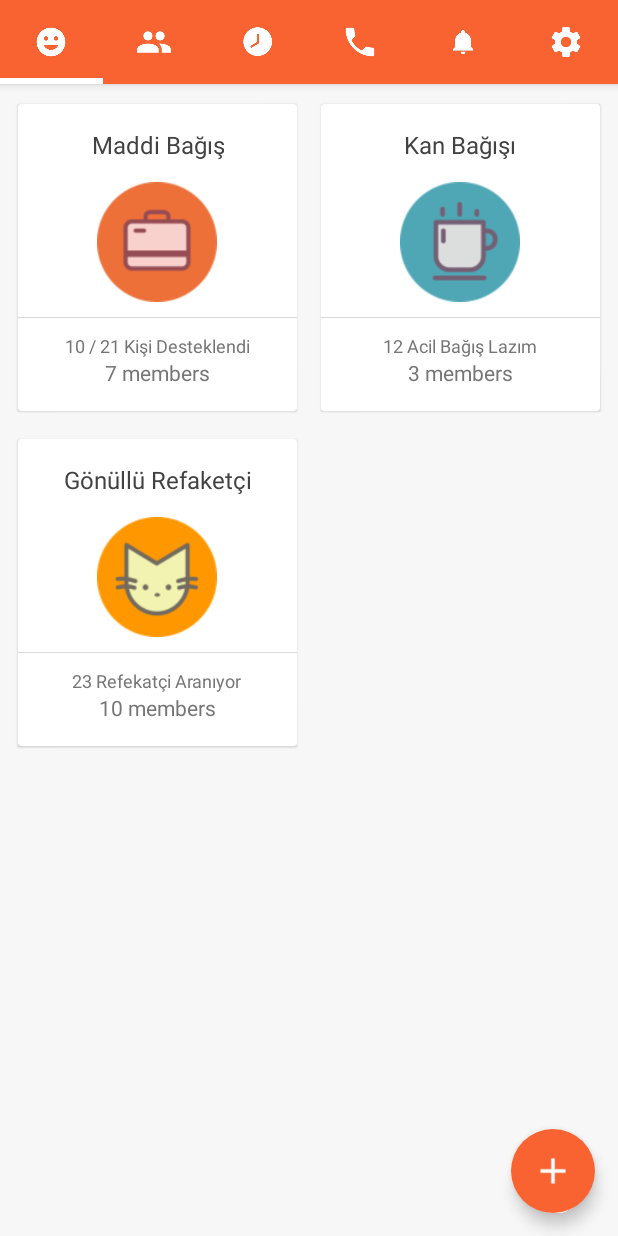
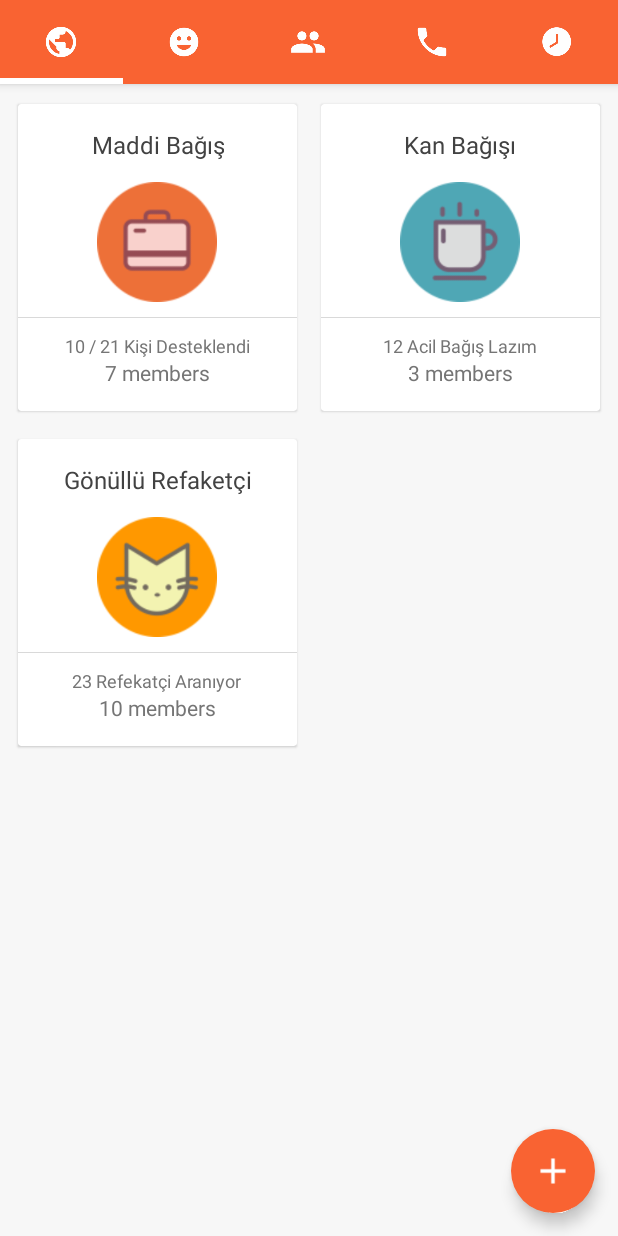
Before and after one commit to berkaybasoz/cankurtaran, an Android app: the screen it shows after launch (ActivityMain), on a phone screen of 412 x 824 dp. Run offline under Robolectric (Android 15) with nearby library versions, the phone set to English and light mode, and no system bars; our stand-ins replace Picasso; libraries missing offline, so code that uses them is left out: com.balysv.materialripple; plain views replace MaterialRippleLayout; pictures from the network do not load; 3 statements that could not run were skipped.

Commit message:
merge oncesi2

```diff
--- a/app/src/main/java/com/app/sample/messenger/ActivityMain.java
+++ b/app/src/main/java/com/app/sample/messenger/ActivityMain.java
@@ -7,14 +7,13 @@ import android.support.design.widget.TabLayout;
 import android.support.v4.view.ViewPager;
 import android.support.v7.app.AppCompatActivity;
 import android.view.View;
-import android.widget.ImageView;
 
 import com.app.sample.messenger.adapter.PageFragmentAdapter;
 import com.app.sample.messenger.data.Tools;
 import com.app.sample.messenger.fragment.PageCallFragment;
+import com.app.sample.messenger.fragment.PageFeedFragment;
 import com.app.sample.messenger.fragment.PageFriendFragment;
 import com.app.sample.messenger.fragment.PageGroupFragment;
-import com.app.sample.messenger.fragment.PageNotifFragment;
 import com.app.sample.messenger.fragment.PageRecentFragment;
 import com.app.sample.messenger.fragment.PageSettingFragment;
 
@@ -27,19 +26,19 @@ public class ActivityMain extends AppCompatActivity {
 
     private PageFragmentAdapter adapter;
 
+    private PageFeedFragment f_feed;
     private PageRecentFragment f_recent;
     private PageCallFragment f_call;
     private PageGroupFragment f_group;
     private PageFriendFragment f_friend;
     private PageSettingFragment f_setting;
-    private PageNotifFragment f_notif;
     private static int[] imageResId = {
             R.drawable.ic_tab_recent,
             R.drawable.ic_tab_call,
             R.drawable.ic_tab_group,
             R.drawable.ic_tab_friends,
             R.drawable.ic_tab_setting,
-            R.drawable.ic_notification
+            R.drawable.ic_feed_dark
     };
 
     @Override
@@ -88,13 +87,16 @@ public class ActivityMain extends AppCompatActivity {
 
     private void setupViewPager(ViewPager viewPager) {
         adapter = new PageFragmentAdapter(getSupportFragmentManager());
+        if (f_feed == null) {
+            f_feed = new PageFeedFragment();
+        }
         if (f_recent == null) {
             f_recent = new PageRecentFragment();
         }
         if (f_call == null) {
             f_call = new PageCallFragment();
         }
-        if (f_group == null) {
+        if (f_group== null) {
             f_group = new PageGroupFragment();
         }
         if (f_friend == null) {
@@ -103,24 +105,22 @@ public class ActivityMain extends AppCompatActivity {
         if (f_setting == null) {
             f_setting = new PageSettingFragment();
         }
-        if (f_notif == null) {
-            f_notif = new PageNotifFragment();
-        }
+
+        adapter.addFragment(f_feed, getString(R.string.tab_feed));
         adapter.addFragment(f_group, getString(R.string.tab_group));
         adapter.addFragment(f_friend, getString(R.string.tab_friend));
         adapter.addFragment(f_recent, getString(R.string.tab_recent));
         adapter.addFragment(f_call, getString(R.string.tab_call));
-        adapter.addFragment(f_notif, "Haberler");
         adapter.addFragment(f_setting, getString(R.string.tab_setting));
         viewPager.setAdapter(adapter);
     }
 
     private void setupTabIcons() {
-        tabLayout.getTabAt(0).setIcon(imageResId[3]);
-        tabLayout.getTabAt(1).setIcon(imageResId[2]);
-        tabLayout.getTabAt(2).setIcon(imageResId[0]);
+        tabLayout.getTabAt(0).setIcon(imageResId[5]);
+        tabLayout.getTabAt(1).setIcon(imageResId[3]);
+        tabLayout.getTabAt(2).setIcon(imageResId[2]);
         tabLayout.getTabAt(3).setIcon(imageResId[1]);
-        tabLayout.getTabAt(4).setIcon(imageResId[5]);
+        tabLayout.getTabAt(4).setIcon(imageResId[0]);
         tabLayout.getTabAt(5).setIcon(imageResId[4]);
     }
 
@@ -129,9 +129,9 @@ public class ActivityMain extends AppCompatActivity {
             @Override
             public void onTabSelected(TabLayout.Tab tab) {
                 int position = tab.getPosition();
-                if (position == 4) {//tab setting
+                if(position == 4){//tab setting
                     fab.hide();
-                } else {
+                }else{
                     fab.show();
                 }
                 viewPager.setCurrentItem(position);
--- a/app/src/main/java/com/app/sample/messenger/data/Constant.java
+++ b/app/src/main/java/com/app/sample/messenger/data/Constant.java
@@ -8,6 +8,7 @@ import android.util.Log;
 import com.app.sample.messenger.R;
 import com.app.sample.messenger.model.Chat;
 import com.app.sample.messenger.model.ChatsDetails;
+import com.app.sample.messenger.model.Feed;
 import com.app.sample.messenger.model.Friend;
 import com.app.sample.messenger.model.Group;
 import com.app.sample.messenger.model.GroupDetails;
@@ -16,7 +17,6 @@ import com.app.sample.messenger.model.Notif;
 import java.text.SimpleDateFormat;
 import java.util.ArrayList;
 import java.util.Calendar;
-import java.util.Collection;
 import java.util.Collections;
 import java.util.List;
 import java.util.Locale;
@@ -167,6 +167,47 @@ public class Constant {
         return rnd.nextBoolean();
     }
 
+    public static List<Feed> getRandomFeed(Context ctx)  {
+        List<Feed> items = new ArrayList<>();
+        List<Friend> friends = getFriendsData(ctx);
+        String rand_date[] = ctx.getResources().getStringArray(R.array.random_date);
+        String rand_lorem[] = getLoremArr(ctx);
+        TypedArray photo = ctx.getResources().obtainTypedArray(R.array.feed_photos);
+        int friend_size = friends.size()-1;
+        int date_size = rand_date.length-1;
+        int lorem_size = rand_lorem.length-1;
+        int photo_size = photo.length();
+
+        Random r = new Random();
+
+        for (int i = 0; i < 10; i++) {
+            int f_i = getRandomIndex(r, 0, friend_size);
+            int d_i = getRandomIndex(r, 0, date_size);
+            int l_i = getRandomIndex(r, 0, lorem_size);
+            int p_i = getRandomIndex(r, 0, photo_size);
+            Feed feed = new Feed();
+            feed.setFriend(friends.get(f_i));
+            feed.setDate(rand_date[d_i]);
+            boolean bool_text = r.nextBoolean();
+            if(bool_text){
+                feed.setText(rand_lorem[l_i]);
+            }
+            if(!bool_text || r.nextBoolean()){
+                feed.setPhoto(photo.getResourceId(p_i, -1));
+            }
+            items.add(feed);
+        }
+        return items;
+    }
+
+    private static String[] getLoremArr(Context ctx){
+        String rand_lorem[] = new String[4];
+        rand_lorem[0] = ctx.getString(R.string.lorem_ipsum);
+        rand_lorem[1] = ctx.getString(R.string.short_lorem_ipsum);
+        rand_lorem[2] = ctx.getString(R.string.long_lorem_ipsum);
+        rand_lorem[3] = ctx.getString(R.string.middle_lorem_ipsum);
+        return  rand_lorem;
+    }
 
 
 
--- a/app/src/main/res/values/string-data.xml
+++ b/app/src/main/res/values/string-data.xml
@@ -179,10 +179,10 @@
 
     <string name="lorem_ipsum">Lorem ipsum dolor sit amet, consectetur adipiscing elit. Etiam efficitur ipsum in placerat molestie.  Fusce quis mauris a enim sollicitudin</string>
 
+    <string name="lorem_ipsum_long">
+        "aile istanbul'un silivri ilçesinde yaşıyor. bebeğin annesini bizzat tanıyorum. hatta az önce de görüştük. ihtiyaç duyulan toplam para 500 bin tl. şu âna dek toplanan para ise 65 bin eğer iki ay içinde bu para toplanmazsa, bu bebek yaşamayacak."
+    </string>
 
-    <string name="lorem_ipsum_long">
-        "aile istanbul'un silivri ilçesinde yaşıyor. bebeğin annesini bizzat tanıyorum. hatta az önce de görüştük. ihtiyaç duyulan toplam para 500 bin tl. şu âna dek toplanan para ise 65 bin (edit: sözlükte başlık açıldıktan sonra çığ gibi büyümeye başladı bu rakam. entry'nin altından gelişmeleri takip edebilirsiniz). eğer iki ay içinde bu para toplanmazsa, bu bebek yaşamayacak."
-    </string>
 
     <string-array name="notif_text">
         <item><![CDATA[<b>Bayındır Hast.</b> Akciğer kanseri tedavisinde uygulanan yenilikler]]></item>
@@ -203,10 +203,31 @@
         <item><![CDATA[<b>Bayındır Hast.</b> Yaşlılara fizik tedavi özel indirimler]]></item>
         <item><![CDATA[<b>Bayındır Hast.</b> doğuma hazırlık kursları başladı]]></item>
     </string-array>
-
     <string-array name="notif_date">
         <item>09:45</item>
         <item>16:55</item>
+
+        <item>20:26</item>
+        <item>24:10</item>
+        <item>Dün, 23:10</item>
+
+        <item>Dün, 11:43</item>
+        <item>Dün, 15:22</item>
+        <item>Dün, 23:10</item>
+        <item>11 Tem 2017, 16:43</item>
+        <item>11 Tem 2017, 20:11</item>
+
+        <item>10 Haz 2017, 12:25</item>
+        <item>08 Haz 2017, 01:45</item>
+        <item>04 Haz 2017, 22:30</item>
+        <item>04 Haz 2017, 05:22</item>
+        <item>01 Haz 2017, 04:59</item>
+    </string-array>
+
+    <string-array name="random_date">
+        <item>09:45</item>
+        <item>16:55</item>
+
         <item>20:26</item>
         <item>24:10</item>
         <item>Dün, 23:10</item>
@@ -240,4 +261,11 @@
         <item>@drawable/hospital2</item>
         <item>@drawable/hospital3</item>
     </integer-array>
+    <string name="short_lorem_ipsum">"aile istanbul'un silivri ilçesinde yaşıyor. ihtiyaç duyulan toplam para 500 bin tl. şu âna dek toplanan para ise 65 bin "</string>
+
+    <string name="middle_lorem_ipsum">"aile istanbul'un silivri ilçesinde yaşıyor. ihtiyaç duyulan toplam para 500 bin tl."</string>
+
+    <string name="long_lorem_ipsum">
+        "aile istanbul'un silivri ilçesinde yaşıyor. bebeğin annesini bizzat tanıyorum. hatta az önce de görüştük. ihtiyaç duyulan toplam para 500 bin tl. şu âna dek toplanan para ise 65 bin eğer iki ay içinde bu para toplanmazsa, bu bebek yaşamayacak."
+    </string>
 </resources>
--- a/app/src/main/res/values/strings.xml
+++ b/app/src/main/res/values/strings.xml
@@ -1,5 +1,5 @@
 <resources>
-    <string name="app_name">Messenger App</string>
+    <string name="app_name">Cankurtaran</string>
 
     <!--exit notification-->
     <string name="press_again_exit_app">Press again to exit</string>
@@ -14,6 +14,7 @@
     <string name="tab_call">Call</string>
     <string name="tab_group">Group</string>
     <string name="tab_friend">Friend</string>
+    <string name="tab_feed">Feed</string>
     <string name="tab_setting">Setting</string>
     <string name="google_map_v2_key">AIzaSyDOwCHAFvVq659VfHeHWIMXDi1lijwrfG0</string>
     <string name="google_map_v2_key_alternatif">AIzaSyDddoIVUzW5MR0CDmSwrrhLuNOnYUksOZc</string>
```
Also changed, not shown: app/src/main/java/com/app/sample/messenger/ActivityViewProfile.java (+9 -1 lines), app/src/main/res/layout/activity_splash.xml (+3 -4 lines), app/src/main/res/layout/include_profile_header.xml (+6 -6 lines).
